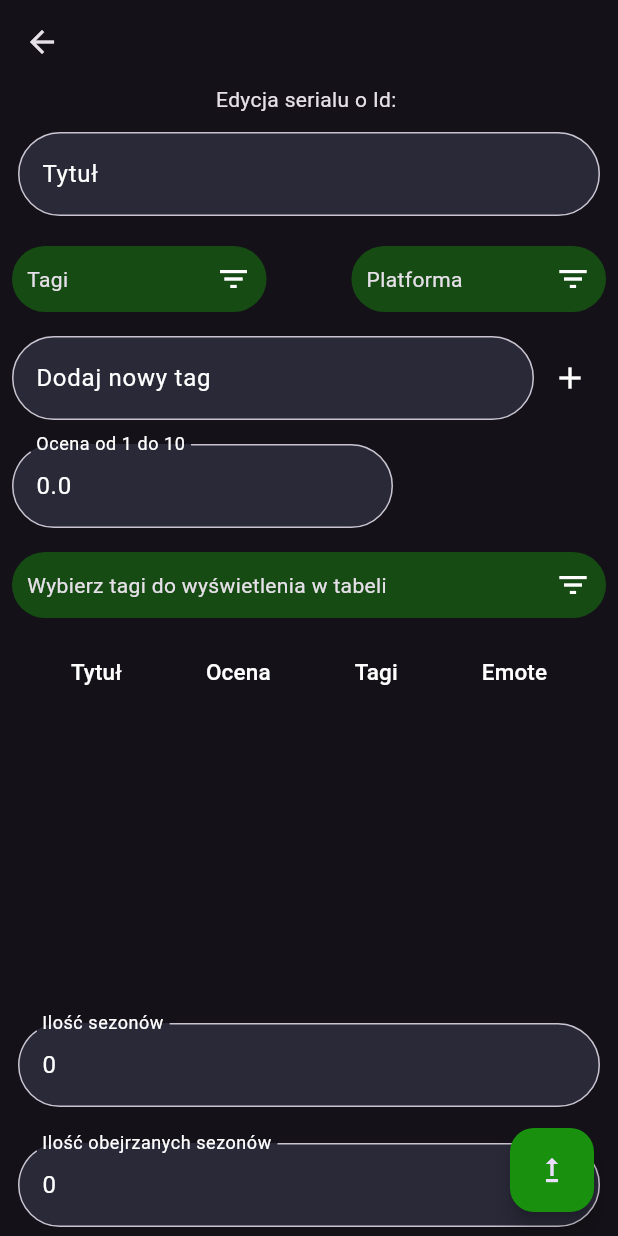
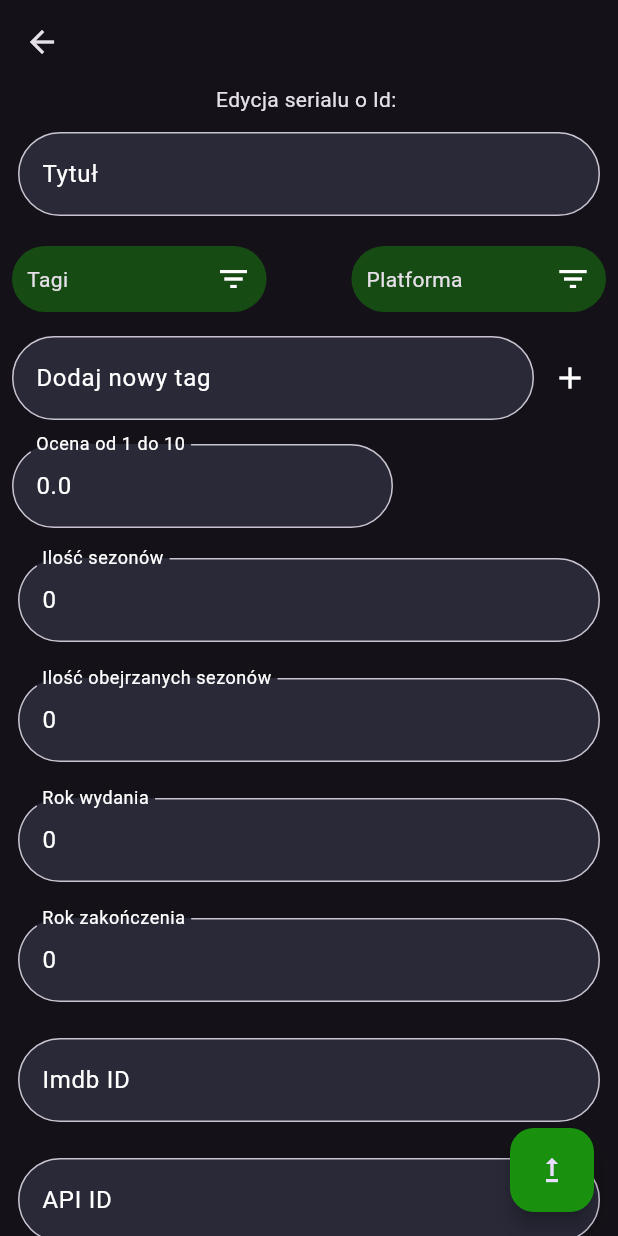
Before and after one commit to Nyc3k/seriale, a Flutter app: the EditSeries screen opened directly with empty values, on a phone screen of 412 x 824 dp. Run offline on Flutter 3.47's test engine with Material 3 defaults, Android fonts, the phone set to English and light mode, and no system bars; drawn by our look-alikes of multi_select_flutter; our stand-ins replace cloud_firestore, firebase_core, graphql_flutter, permission_handler; missing offline and left inert: excel; accounts and stored records are empty; generated files the repository leaves out were written again.

Commit message:
małe zmiany interfejsu edytowania

```diff
--- a/lib/pages/editseries.dart
+++ b/lib/pages/editseries.dart
@@ -240,44 +240,7 @@ class _EditSeriesState extends State<EditSeries> {
                     ],
                   ),
                 ),
-                Padding(
-                  padding: const EdgeInsets.all(8.0),
-                  child: MultiChooser(
-                    allTags: widget.tags!,
-                    title: 'Wybierz tagi do wyświetlenia w tabeli',
-                    initvalues: widget.serial.apiGenre!,
-                    myChipDisplay: false,
-                    onConfirm: (results) {
-                      setState(() {
-                        filterTags = results.cast<String>();
-                      });
-                    },)
-                ),
-                SizedBox(
-                  height: 250,
-                  child: SingleChildScrollView(
-                    scrollDirection: Axis.vertical,
-                    child: SingleChildScrollView(
-                      scrollDirection: Axis.horizontal,
-                      child: DataTable(
-                        columns: const [
-                          DataColumn(label: TableText(textWTabeli: 'Tytuł')),
-                          DataColumn(label: TableText(textWTabeli: 'Ocena')),
-                          DataColumn(label: TableText(textWTabeli: 'Tagi')),
-                          DataColumn(label: TableText(textWTabeli: 'Emote')),
-                        ],
-                        rows: filteredList.map((item) {
-                          return DataRow(cells: [
-                            DataCell(TableText(textWTabeli: item.title )),
-                            DataCell(TableText(textWTabeli: item.rating.toString())),
-                            DataCell(TableText(textWTabeli: item.apiGenre!.join(', '))),
-                            DataCell(TableText(textWTabeli: item.emote as String)),
-                          ]);
-                        }).toList(),
-                      ),
-                    ),
-                  ),
-                ),
+
                 Mytextfield(controller: _sessonsController, label: 'Ilość sezonów', type: TextInputType.number,),
                 Mytextfield(controller: _watchedSessonsController, label: 'Ilość obejrzanych sezonów', type: TextInputType.number,),
                 Mytextfield(controller: _releseYearController, label: 'Rok wydania', type: TextInputType.number,),
```
Also changed, not shown: lib/components/viewseries.dart (+7 -8 lines).
